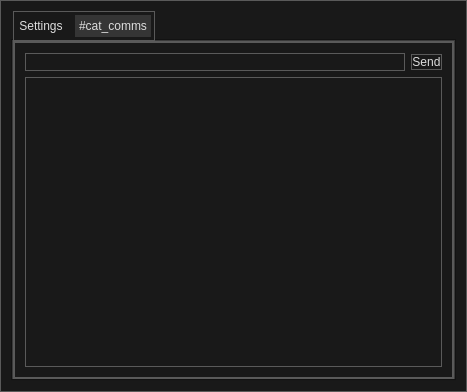
The window that mainwindow.ui (MasterScott/ChIRCPanel) describes before a commit, drawn with Qt 5.
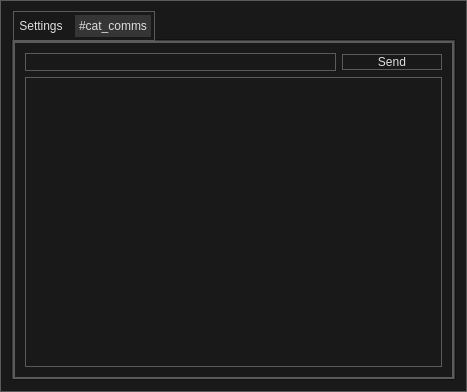
The same window after the commit. The open tabs and pages were chosen to show the change.

Commit message: Build types

Patch:
```diff
--- a/mainwindow.ui
+++ b/mainwindow.ui
@@ -392,6 +392,12 @@
         </item>
         <item row="0" column="1">
          <widget class="QPushButton" name="sendMsg">
+          <property name="minimumSize">
+           <size>
+            <width>100</width>
+            <height>0</height>
+           </size>
+          </property>
           <property name="text">
            <string>Send</string>
           </property>
```
The commit also changes 1 other file.
